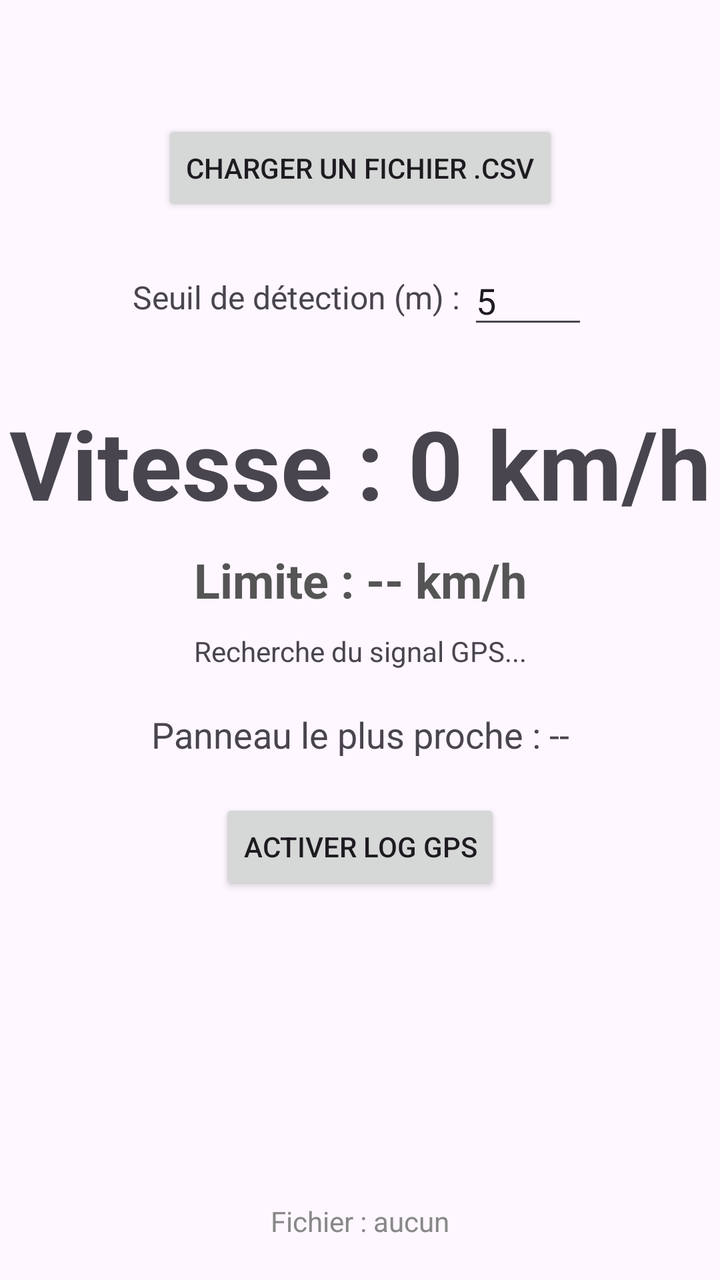
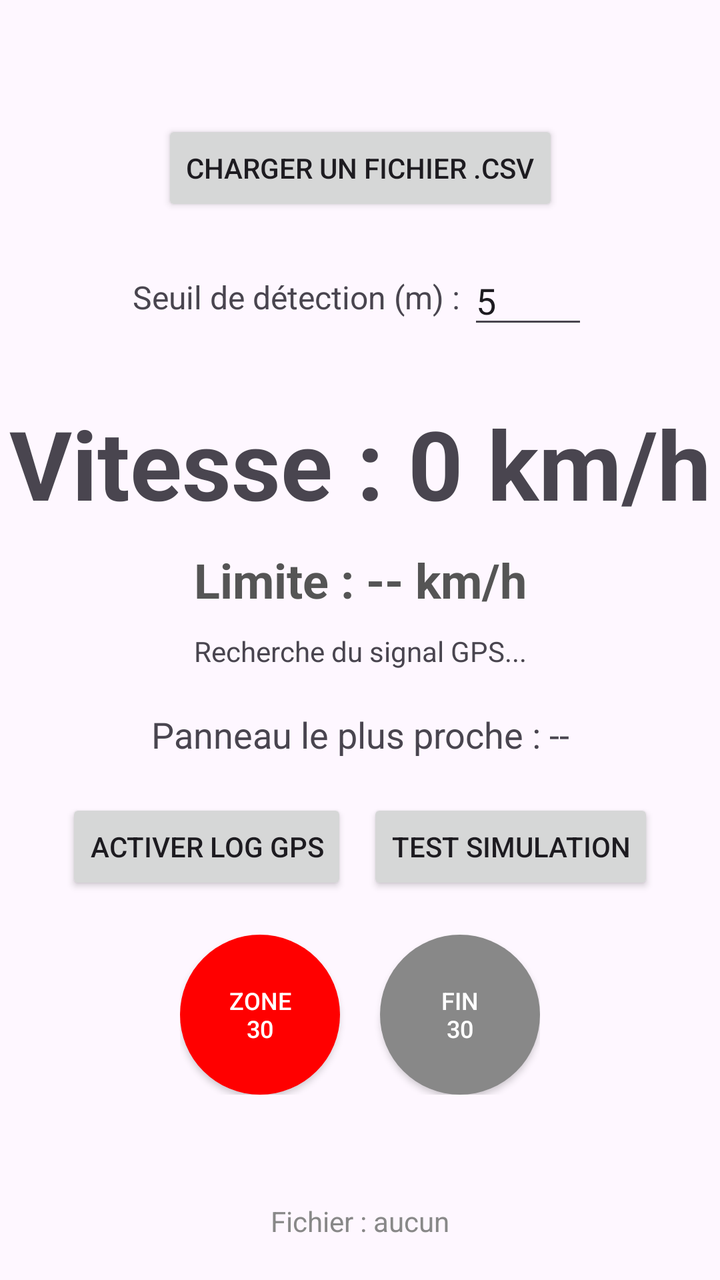

Screens rendered from an Android XML layout before and after an edit, with the pre-edit source and the edit as a unified diff.
<!-- AndroidManifest.xml: application theme Theme.VMAdetect -->
<!-- res/layout/activity_main.xml -->
<?xml version="1.0" encoding="utf-8"?>
<androidx.constraintlayout.widget.ConstraintLayout xmlns:android="http://schemas.android.com/apk/res/android"
    xmlns:app="http://schemas.android.com/apk/res-auto"
    xmlns:tools="http://schemas.android.com/tools"
    android:id="@+id/main"
    android:layout_width="match_parent"
    android:layout_height="match_parent"
    tools:context=".MainActivity">

    <Button
        android:id="@+id/btn_load_csv"
        android:layout_width="wrap_content"
        android:layout_height="wrap_content"
        android:text="Charger un fichier .csv"
        app:layout_constraintEnd_toEndOf="parent"
        app:layout_constraintStart_toStartOf="parent"
        app:layout_constraintTop_toTopOf="parent"
        android:layout_marginTop="60dp"/>

    <LinearLayout
        android:id="@+id/layout_threshold"
        android:layout_width="wrap_content"
        android:layout_height="wrap_content"
        android:orientation="horizontal"
        android:layout_marginTop="20dp"
        android:gravity="center_vertical"
        app:layout_constraintEnd_toEndOf="parent"
        app:layout_constraintStart_toStartOf="parent"
        app:layout_constraintTop_toBottomOf="@id/btn_load_csv">

        <TextView
            android:layout_width="wrap_content"
            android:layout_height="wrap_content"
            android:text="Seuil de détection (m) : "
            android:textSize="16sp" />

        <EditText
            android:id="@+id/et_threshold"
            android:layout_width="60dp"
            android:layout_height="wrap_content"
            android:inputType="numberDecimal"
            android:text="5"
            android:textAlignment="center" />
    </LinearLayout>

    <TextView
        android:id="@+id/tv_speed"
        android:layout_width="wrap_content"
        android:layout_height="wrap_content"
        android:layout_marginTop="30dp"
        android:text="Vitesse : 0 km/h"
        android:textSize="48sp"
        android:textStyle="bold"
        app:layout_constraintEnd_toEndOf="parent"
        app:layout_constraintStart_toStartOf="parent"
        app:layout_constraintTop_toBottomOf="@id/layout_threshold" />

    <TextView
        android:id="@+id/tv_speed_limit"
        android:layout_width="wrap_content"
        android:layout_height="wrap_content"
        android:layout_marginTop="10dp"
        android:text="Limite : -- km/h"
        android:textSize="24sp"
        android:textColor="#555555"
        android:textStyle="bold"
        app:layout_constraintEnd_toEndOf="parent"
        app:layout_constraintStart_toStartOf="parent"
        app:layout_constraintTop_toBottomOf="@id/tv_speed" />

    <TextView
        android:id="@+id/tv_location"
        android:layout_width="wrap_content"
        android:layout_height="wrap_content"
        android:layout_marginTop="10dp"
        android:text="Recherche du signal GPS..."
        android:textSize="14sp"
        android:textStyle="normal"
        android:gravity="center"
        app:layout_constraintEnd_toEndOf="parent"
        app:layout_constraintStart_toStartOf="parent"
        app:layout_constraintTop_toBottomOf="@id/tv_speed_limit" />

    <TextView
        android:id="@+id/tv_nearest_panneau"
        android:layout_width="wrap_content"
        android:layout_height="wrap_content"
        android:layout_marginTop="20dp"
        android:text="Panneau le plus proche : --"
        android:textSize="18sp"
        android:gravity="center"
        app:layout_constraintEnd_toEndOf="parent"
        app:layout_constraintStart_toStartOf="parent"
        app:layout_constraintTop_toBottomOf="@id/tv_location" />

    <Button
        android:id="@+id/btn_toggle_log"
        android:layout_width="wrap_content"
        android:layout_height="wrap_content"
        android:layout_marginTop="20dp"
        android:text="Activer Log GPS"
        app:layout_constraintEnd_toEndOf="parent"
        app:layout_constraintStart_toStartOf="parent"
        app:layout_constraintTop_toBottomOf="@id/tv_nearest_panneau" />

    <TextView
        android:id="@+id/tv_csv_filename"
        android:layout_width="0dp"
        android:layout_height="wrap_content"
        android:layout_marginBottom="20dp"
        android:gravity="center"
        android:text="Fichier : aucun"
        android:textSize="14sp"
        android:textColor="#888888"
        app:layout_constraintBottom_toBottomOf="parent"
        app:layout_constraintEnd_toEndOf="parent"
        app:layout_constraintStart_toStartOf="parent" />

</androidx.constraintlayout.widget.ConstraintLayout>
<!-- resources referenced by this layout -->
<resources>
  <style name="Theme.VMAdetect" parent="Base.Theme.VMAdetect" />
  <style name="Base.Theme.VMAdetect" parent="Theme.Material3.DayNight.NoActionBar">
          
          
      </style>
</resources>

<!-- the commit's change to res/layout/activity_main.xml (unified diff, before → after) -->
@@ -93,15 +93,61 @@
         app:layout_constraintStart_toStartOf="parent"
         app:layout_constraintTop_toBottomOf="@id/tv_location" />
 
-    <Button
-        android:id="@+id/btn_toggle_log"
+    <LinearLayout
+        android:id="@+id/layout_controls"
         android:layout_width="wrap_content"
         android:layout_height="wrap_content"
         android:layout_marginTop="20dp"
-        android:text="Activer Log GPS"
+        android:orientation="horizontal"
         app:layout_constraintEnd_toEndOf="parent"
         app:layout_constraintStart_toStartOf="parent"
-        app:layout_constraintTop_toBottomOf="@id/tv_nearest_panneau" />
+        app:layout_constraintTop_toBottomOf="@id/tv_nearest_panneau">
+
+        <Button
+            android:id="@+id/btn_toggle_log"
+            android:layout_width="wrap_content"
+            android:layout_height="wrap_content"
+            android:layout_marginEnd="10dp"
+            android:text="Activer Log GPS" />
+
+        <Button
+            android:id="@+id/btn_test_simu"
+            android:layout_width="wrap_content"
+            android:layout_height="wrap_content"
+            android:text="Test Simulation" />
+    </LinearLayout>
+
+    <LinearLayout
+        android:id="@+id/layout_zone30"
+        android:layout_width="wrap_content"
+        android:layout_height="wrap_content"
+        android:layout_marginTop="20dp"
+        android:orientation="horizontal"
+        app:layout_constraintEnd_toEndOf="parent"
+        app:layout_constraintStart_toStartOf="parent"
+        app:layout_constraintTop_toBottomOf="@id/layout_controls">
+
+        <Button
+            android:id="@+id/btn_zone30"
+            android:layout_width="80dp"
+            android:layout_height="80dp"
+            android:layout_marginEnd="20dp"
+            android:background="@drawable/round_button"
+            android:text="Zone\n30"
+            android:textColor="#FFFFFF"
+            android:textSize="12sp"
+            app:backgroundTint="@null" />
+
+        <Button
+            android:id="@+id/btn_fin_zone30"
+            android:layout_width="80dp"
+            android:layout_height="80dp"
+            android:background="@drawable/round_button_gray"
+            android:text="Fin\n30"
+            android:textColor="#FFFFFF"
+            android:textSize="12sp"
+            app:backgroundTint="@null" />
+    </LinearLayout>
 
     <TextView
         android:id="@+id/tv_csv_filename"
<!-- resource entries referenced after the edit -->
@@ -1,5 +1,27 @@
 <!-- resources referenced by this layout -->
 <resources>
+  <!-- drawable round_button (drawable) -->
+  <?xml version="1.0" encoding="utf-8"?>
+  <ripple xmlns:android="http://schemas.android.com/apk/res/android"
+      android:color="?attr/colorControlHighlight">
+      <item>
+          <shape android:shape="oval">
+              <solid android:color="#FF0000" />
+              <size android:width="80dp" android:height="80dp" />
+          </shape>
+      </item>
+  </ripple>
+  <!-- drawable round_button_gray (drawable) -->
+  <?xml version="1.0" encoding="utf-8"?>
+  <ripple xmlns:android="http://schemas.android.com/apk/res/android"
+      android:color="?attr/colorControlHighlight">
+      <item>
+          <shape android:shape="oval">
+              <solid android:color="#888888" />
+              <size android:width="80dp" android:height="80dp" />
+          </shape>
+      </item>
+  </ripple>
   <style name="Theme.VMAdetect" parent="Base.Theme.VMAdetect" />
   <style name="Base.Theme.VMAdetect" parent="Theme.Material3.DayNight.NoActionBar">
           
